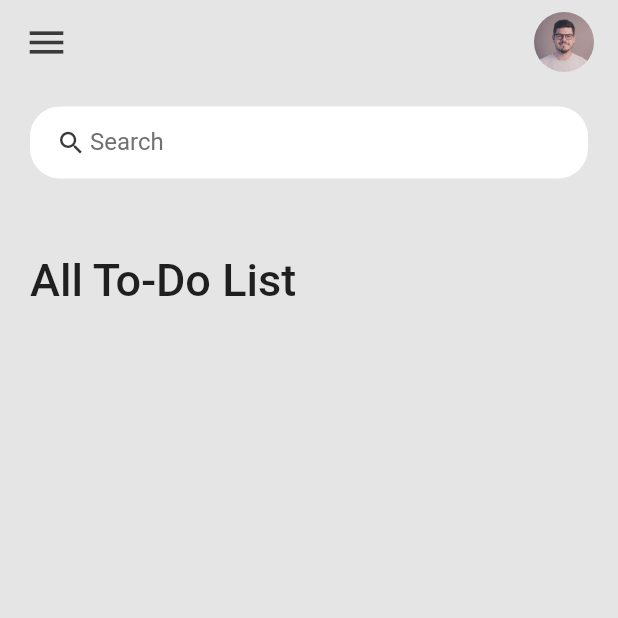
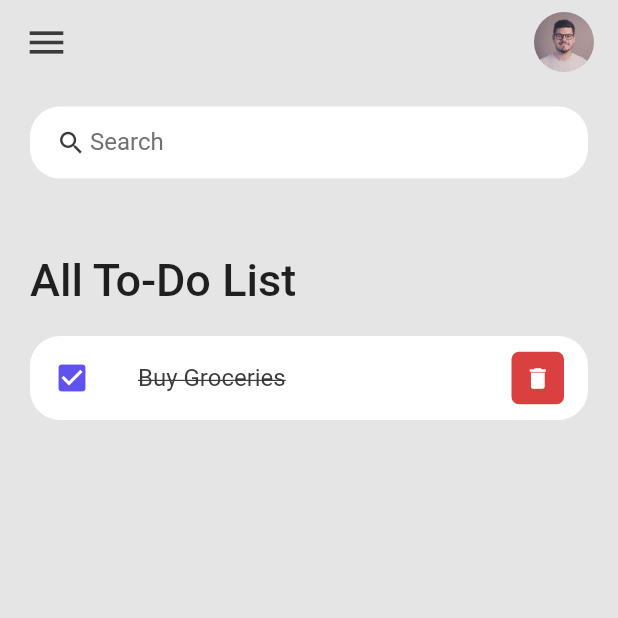
Before and after one commit to rubayet211/Flutter_To-Do_App, a Flutter app: the screen it shows after launch, on a phone screen of 412 x 824 dp, the top half of it. Run offline on Flutter 3.47's test engine with Material 2 defaults, Android fonts, the phone set to English and light mode, and no system bars.

Commit message:
7th commit

```diff
--- a/lib/constants/colors.dart
+++ b/lib/constants/colors.dart
@@ -3,3 +3,5 @@ import 'package:flutter/material.dart';
 const Color tdBGColor = Color(0xFFE5E5E5);
 const Color tdBlack = Color(0xFF3A3A3A);
 const Color tdGrey = Color(0xFF717171);
+const Color tdBlue = Color(0xFF5F52EE);
+const Color tdRed = Color(0xFFDA4040);
--- a/lib/screens/home.dart
+++ b/lib/screens/home.dart
@@ -1,5 +1,6 @@
 import 'package:flutter/material.dart';
-import 'package:flutter_todo/constants/colors.dart';
+import '../constants/colors.dart';
+import '../widgets/todo_item.dart';
 
 class Home extends StatelessWidget {
   const Home({Key? key}) : super(key: key);
@@ -25,7 +26,8 @@ class Home extends StatelessWidget {
                       fontWeight: FontWeight.w500,
                     ),
                   ),
-                )
+                ),
+                ToDoItem(),
               ],
             ),
           )
--- /dev/null
+++ b/lib/widgets/todo_item.dart
@@ -0,0 +1,45 @@
+import 'package:flutter/material.dart';
+import 'package:flutter_todo/constants/colors.dart';
+
+class ToDoItem extends StatelessWidget {
+  const ToDoItem({Key? key}) : super(key: key);
+
+  @override
+  Widget build(BuildContext context) {
+    return Container(
+      child: ListTile(
+        onTap: () {},
+        shape: RoundedRectangleBorder(
+          borderRadius: BorderRadius.circular(20),
+        ),
+        tileColor: Colors.white,
+        leading: Icon(
+          Icons.check_box,
+          color: tdBlue,
+        ),
+        title: Text(
+          "Buy Groceries",
+          style: TextStyle(
+            fontSize: 16,
+            color: tdBlack,
+            decoration: TextDecoration.lineThrough,
+          ),
+        ),
+        trailing: Container(
+          height: 35,
+          width: 35,
+          decoration: BoxDecoration(
+            color: tdRed,
+            borderRadius: BorderRadius.circular(5),
+          ),
+          child: IconButton(
+            color: Colors.white,
+            iconSize: 18,
+            icon: Icon(Icons.delete),
+            onPressed: () {},
+          ),
+        ),
+      ),
+    );
+  }
+}
```
